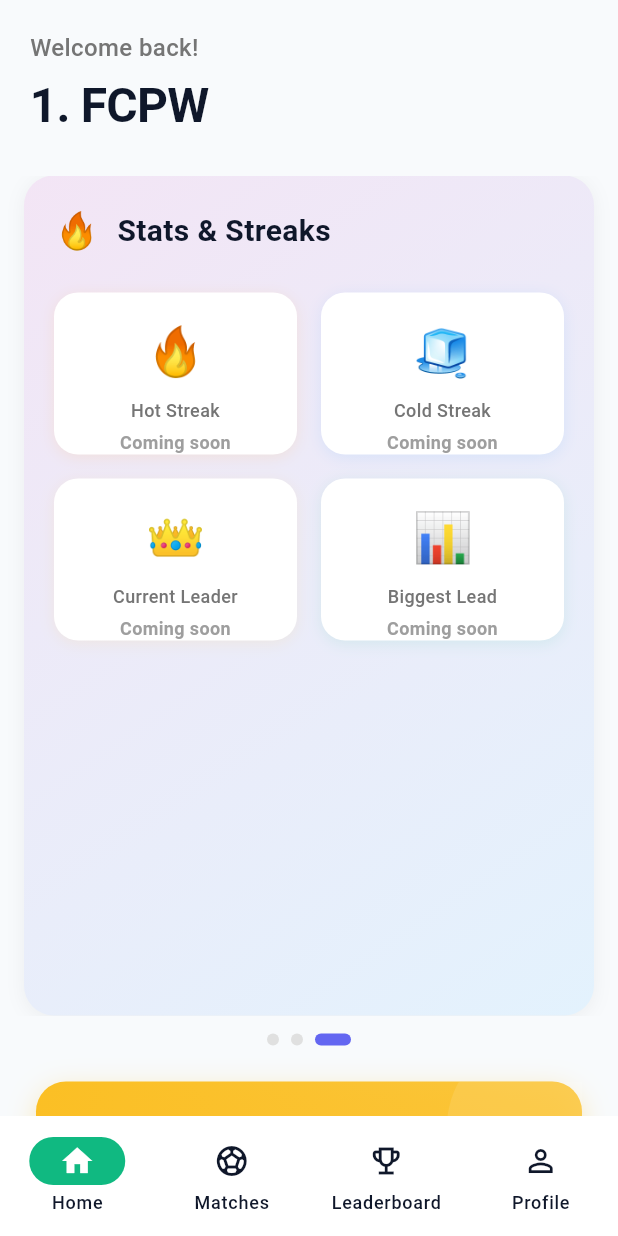
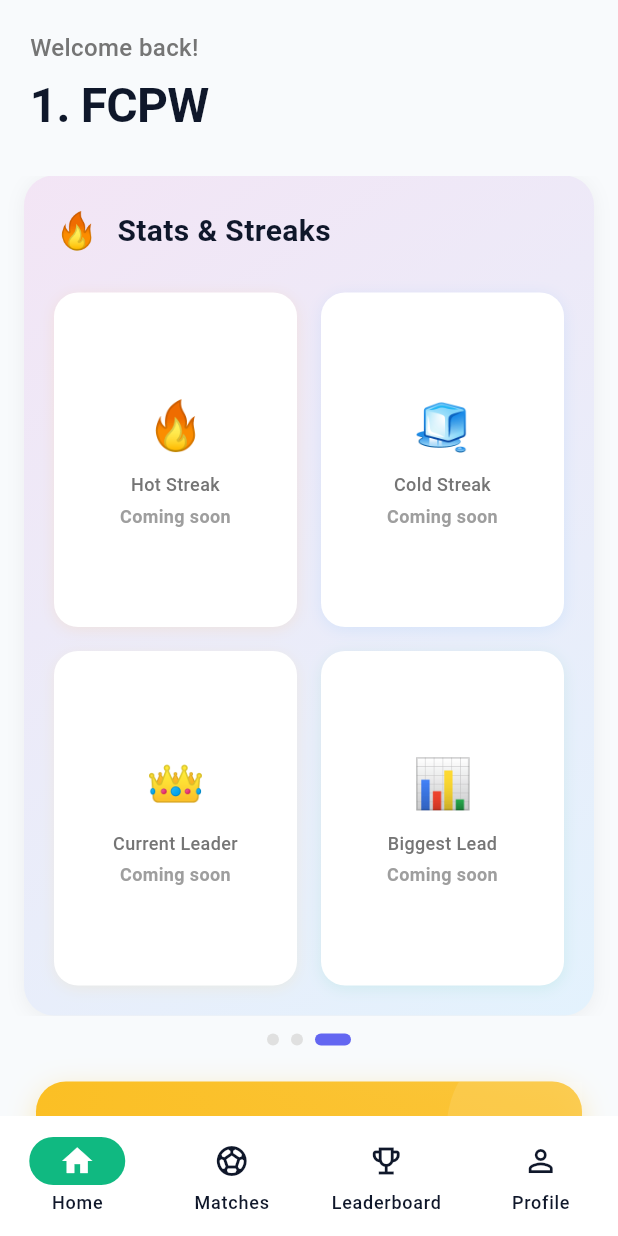
Before and after one commit to wajudev/fcpw-bookies, a Flutter app: the screen it shows once a user with an empty profile is signed in, swiped to page 3, on a phone screen of 412 x 824 dp. Run offline on Flutter 3.47's test engine with Material 3 defaults, Android fonts, the phone set to English and light mode, and no system bars; our stand-ins replace connectivity_plus, flutter_dotenv, flutter_riverpod, supabase_flutter, table_calendar; accounts and stored records are empty.

Commit message:
make Stats & Streaks slide shows 2x2 in a non-scrollable layout

```diff
--- a/frontend/lib/widgets/fun_stats_slide.dart
+++ b/frontend/lib/widgets/fun_stats_slide.dart
@@ -61,37 +61,58 @@ class FunStatsSlide extends StatelessWidget {
           ),
           const SizedBox(height: 24),
 
-          // Stats grid
+          // Stats in rows - 2 stats side by side, non-scrollable
           Expanded(
-            child: GridView.count(
-              crossAxisCount: 2,
-              crossAxisSpacing: 16,
-              mainAxisSpacing: 16,
-              childAspectRatio: 1.5,
+            child: Column(
               children: [
-                _buildStatCard(
+                // Top row: Hot & Cold Streak
+                Expanded(
+                  child: Row(
+                    children: [
+                      Expanded(
+                        child: _buildStatCard(
                           emoji: '🔥',
                           label: 'Hot Streak',
                           value: hotStreak ?? 'Coming soon',
                           color: Colors.orange,
                         ),
-                _buildStatCard(
+                      ),
+                      const SizedBox(width: 16),
+                      Expanded(
+                        child: _buildStatCard(
                           emoji: '🧊',
                           label: 'Cold Streak',
                           value: coldStreak ?? 'Coming soon',
                           color: Colors.blue,
                         ),
-                _buildStatCard(
+                      ),
+                    ],
+                  ),
+                ),
+                const SizedBox(height: 16),
+                // Bottom row: Current Leader & Biggest Lead
+                Expanded(
+                  child: Row(
+                    children: [
+                      Expanded(
+                        child: _buildStatCard(
                           emoji: '👑',
                           label: 'Current Leader',
                           value: recentLeader ?? 'Coming soon',
                           color: AppTheme.kmGold,
                         ),
-                _buildStatCard(
+                      ),
+                      const SizedBox(width: 16),
+                      Expanded(
+                        child: _buildStatCard(
                           emoji: '📊',
                           label: 'Biggest Lead',
                           value: biggestLead != null ? '$biggestLead pts' : 'Coming soon',
                           color: AppTheme.primaryGreen,
+                        ),
+                      ),
+                    ],
+                  ),
                 ),
               ],
             ),
```
Lines whose indentation alone changed are shown as unchanged.
